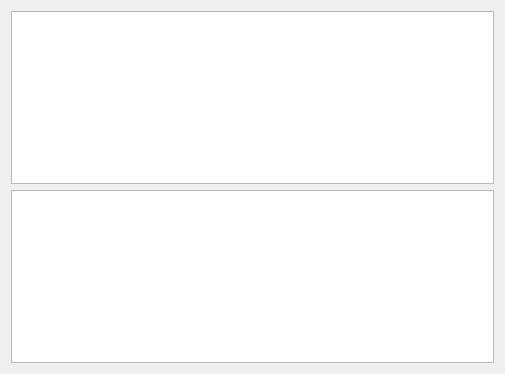
Before: the Qt Designer form VideoRecStation/src/markerswidget.ui in andreyzhd/VideoMEG, drawn with Qt 5.
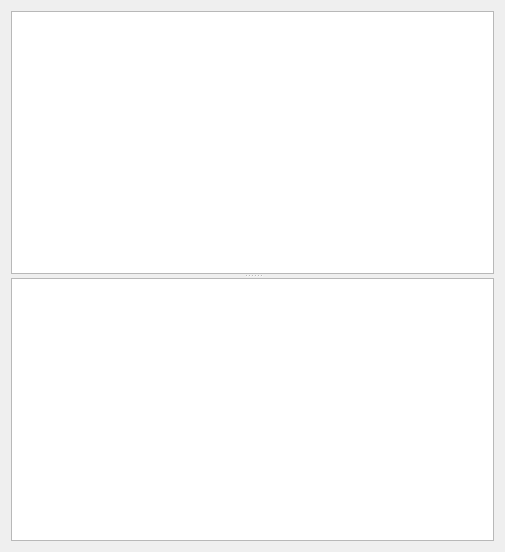
After: the same form once the commit is applied.

```diff
--- a/VideoRecStation/src/markerswidget.ui
+++ b/VideoRecStation/src/markerswidget.ui
@@ -7,7 +7,7 @@
     <x>0</x>
     <y>0</y>
     <width>505</width>
-    <height>374</height>
+    <height>552</height>
    </rect>
   </property>
   <property name="windowTitle">
@@ -15,10 +15,13 @@
   </property>
   <layout class="QVBoxLayout" name="verticalLayout">
    <item>
+    <widget class="QSplitter" name="splitter">
+     <property name="orientation">
+      <enum>Qt::Vertical</enum>
+     </property>
     <widget class="QListView" name="markersList"/>
-   </item>
-   <item>
     <widget class="QPlainTextEdit" name="markerTextEdit"/>
+    </widget>
    </item>
   </layout>
  </widget>
```
Lines whose indentation alone changed are shown as unchanged.
